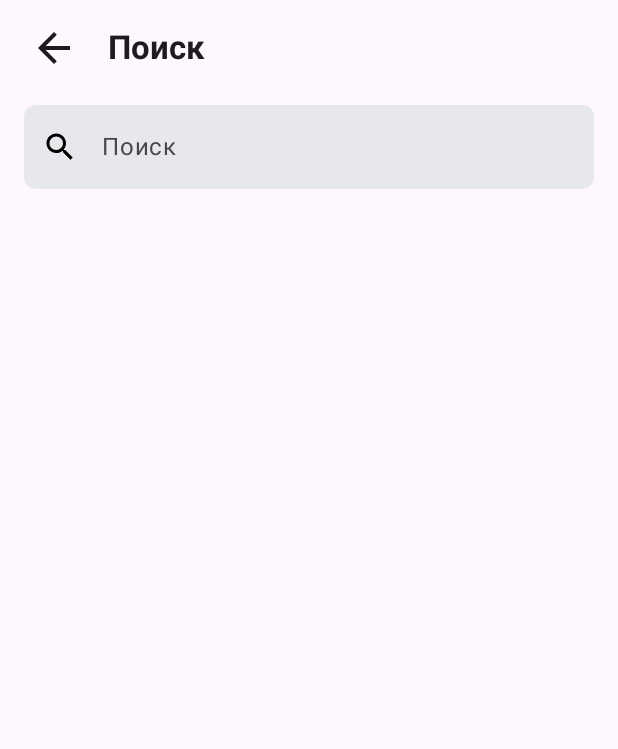
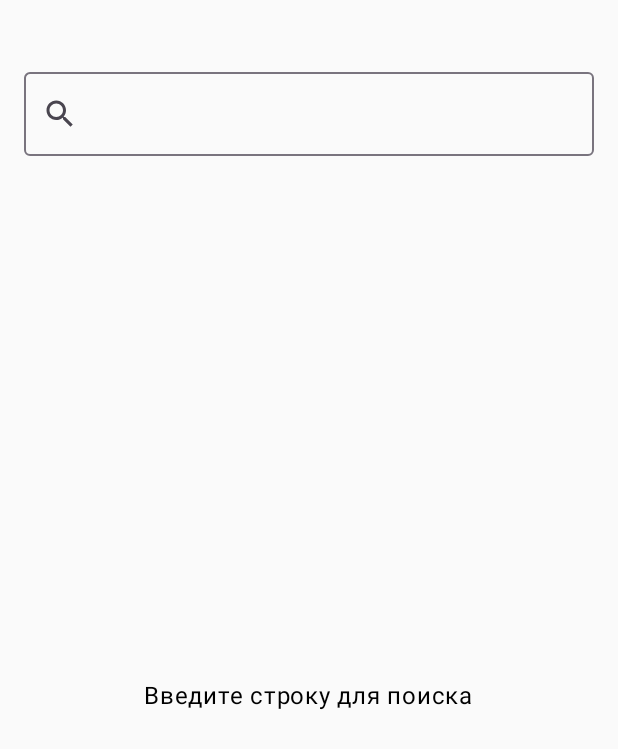
Before and after one commit to LangodXXL/playlist-maker, an Android app built with Jetpack Compose: the screen it shows after launch (MainActivity), after a tap on "Поиск", on a phone screen of 412 x 824 dp. Shown: the top 749 px of the screen. Run offline under Robolectric (Android 15) with nearby library versions, the phone set to English and light mode, and no system bars.

Commit message:
added searchScreen

```diff
--- a/app/build.gradle.kts
+++ b/app/build.gradle.kts
@@ -50,6 +50,7 @@ dependencies {
     implementation(libs.androidx.compose.ui.tooling.preview)
     implementation(libs.androidx.compose.material3)
     implementation(libs.androidx.core.ktx.v1160)
+    implementation(libs.androidx.compose.foundation)
     testImplementation(libs.junit)
     implementation(libs.androidx.navigation.compose)
     androidTestImplementation(libs.androidx.junit)
--- a/app/src/main/java/com/solyakov/playlist/NavGraph.kt
+++ b/app/src/main/java/com/solyakov/playlist/NavGraph.kt
@@ -1,12 +1,16 @@
 package com.solyakov.playlist
 
+import androidx.compose.foundation.layout.fillMaxSize
 import androidx.compose.runtime.Composable
+import androidx.compose.ui.Modifier
 import androidx.navigation.NavHostController
 import androidx.navigation.compose.NavHost
 import androidx.navigation.compose.composable
 import com.solyakov.playlist.ui.MainScreen
+import com.solyakov.playlist.ui.MySearchScreen
 import com.solyakov.playlist.ui.SearchScreen
 import com.solyakov.playlist.ui.SettingsScreen
+import com.solyakov.playlist.ui.view_model.SearchViewModel
 
 enum class ScreenRoute(val route: String) {
     Start("start"),
@@ -15,7 +19,8 @@ enum class ScreenRoute(val route: String) {
 }
 
 class PlaylistHost(
-    private val navController: NavHostController
+    private val navController: NavHostController,
+    private val viewModel: SearchViewModel
 ) {
     private fun navigateToSearch() {
         navController.navigate(ScreenRoute.Search.route)
@@ -41,7 +46,10 @@ class PlaylistHost(
                 )
             }
             composable(ScreenRoute.Search.route) {
-                SearchScreen(onClick = { navigateBack() })
+//                MySearchScreen(onClick = { navigateBack() })
+                SearchScreen(
+                    modifier = Modifier.fillMaxSize(),
+                    viewModel = viewModel)
             }
             composable(ScreenRoute.Settings.route) {
                 SettingsScreen(onClick = { navigateBack() })
--- a/app/src/main/java/com/solyakov/playlist/creator/Storage.kt
+++ b/app/src/main/java/com/solyakov/playlist/creator/Storage.kt
@@ -1,6 +1,9 @@
 package com.solyakov.playlist.creator
 
 import com.solyakov.playlist.data.dto.TrackDto
+import com.solyakov.playlist.data.network.RetrofitNetworkClient
+import com.solyakov.playlist.data.network.TracksRepositoryImpl
+import com.solyakov.playlist.domain.api.TracksRepository
 
 class Storage {
     private val listTracks = listOf(
@@ -65,3 +68,10 @@ class Storage {
         return result
     }
 }
+
+
+object Creator {
+    fun getTracksRepository(): TracksRepository {
+        return TracksRepositoryImpl(RetrofitNetworkClient(Storage()))
+    }
+}
--- a/app/src/main/java/com/solyakov/playlist/ui/SearchScreen.kt
+++ b/app/src/main/java/com/solyakov/playlist/ui/SearchScreen.kt
@@ -2,40 +2,55 @@
 
 package com.solyakov.playlist.ui
 
+import androidx.compose.foundation.Image
 import androidx.compose.foundation.background
 import androidx.compose.foundation.clickable
+import androidx.compose.foundation.layout.Arrangement
+import androidx.compose.foundation.layout.Box
 import androidx.compose.foundation.layout.Column
+import androidx.compose.foundation.layout.Row
 import androidx.compose.foundation.layout.fillMaxSize
 import androidx.compose.foundation.layout.fillMaxWidth
 import androidx.compose.foundation.layout.padding
 import androidx.compose.foundation.layout.size
+import androidx.compose.foundation.lazy.LazyColumn
 import androidx.compose.foundation.shape.RoundedCornerShape
 import androidx.compose.material.icons.Icons
 import androidx.compose.material.icons.automirrored.filled.ArrowBack
 import androidx.compose.material.icons.filled.Clear
 import androidx.compose.material.icons.filled.Search
+import androidx.compose.material3.CircularProgressIndicator
 import androidx.compose.material3.ExperimentalMaterial3Api
+import androidx.compose.material3.HorizontalDivider
 import androidx.compose.material3.Icon
 import androidx.compose.material3.MaterialTheme
+import androidx.compose.material3.OutlinedTextField
 import androidx.compose.material3.Text
 import androidx.compose.material3.TextField
 import androidx.compose.material3.TextFieldDefaults
 import androidx.compose.material3.TopAppBar
 import androidx.compose.runtime.Composable
+import androidx.compose.runtime.collectAsState
 import androidx.compose.runtime.getValue
 import androidx.compose.runtime.mutableStateOf
+import androidx.compose.runtime.remember
 import androidx.compose.runtime.saveable.rememberSaveable
 import androidx.compose.runtime.setValue
+import androidx.compose.ui.Alignment
 import androidx.compose.ui.Modifier
 import androidx.compose.ui.graphics.Color
+import androidx.compose.ui.res.painterResource
 import androidx.compose.ui.res.stringResource
 import androidx.compose.ui.text.font.FontWeight
 import androidx.compose.ui.unit.dp
 import com.solyakov.playlist.R
+import com.solyakov.playlist.data.network.Track
+import com.solyakov.playlist.ui.view_model.SearchState
+import com.solyakov.playlist.ui.view_model.SearchViewModel
 
 
 @Composable
-fun SearchScreen(onClick: () -> Unit) {
+fun MySearchScreen(onClick: () -> Unit) {
 
     var inputText by rememberSaveable { mutableStateOf("") }
 
@@ -111,7 +126,100 @@ fun SearchScreen(onClick: () -> Unit) {
             ),
             shape = RoundedCornerShape(size = 8.dp))
     }
+}
 
 
 
+@Composable
+fun TrackListItem(track: Track) {
+    Row(
+        modifier = Modifier.fillMaxWidth(),
+        verticalAlignment = Alignment.CenterVertically,
+        horizontalArrangement = Arrangement.SpaceBetween
+    ) {
+        Image(
+            painter = painterResource(id = R.drawable.vector),
+            contentDescription = "Трек ${track.trackName}"
+        )
+        Column(
+            modifier = Modifier.weight(1f),
+            horizontalAlignment = Alignment.Start
+        ) {
+            Text(track.trackName, fontWeight = FontWeight.Bold)
+            Text(track.artistName)
+        }
+        Column(
+            modifier = Modifier.weight(1f),
+            horizontalAlignment = Alignment.CenterHorizontally
+        ) {
+            Text(track.trackTime)
+        }
+    }
 }
+
+
+
+
+@Composable
+fun SearchScreen(
+    modifier: Modifier,
+    viewModel: SearchViewModel
+) {
+    val screenState by viewModel.searchScreenState.collectAsState()
+    var text by remember { mutableStateOf("") }
+    Column(
+        modifier = Modifier
+            .padding(top = 48.dp, start = 16.dp, end = 16.dp)
+            .fillMaxWidth(),
+    ) {
+        OutlinedTextField(
+            value = text,
+            onValueChange = {
+                text = it
+            },
+            leadingIcon = {
+                Icon(
+                    modifier = Modifier.clickable {
+                        viewModel.search(text)
+                    },
+                    imageVector = Icons.Filled.Search,
+                    contentDescription = "Search Icon"
+                )
+            },
+            modifier = Modifier.fillMaxWidth()
+        )
+
+        when (screenState) {
+            is SearchState.Initial -> {
+                Box(modifier = modifier.fillMaxSize(), contentAlignment = Alignment.Center) {
+                    Text("Введите строку для поиска")
+                }
+            }
+
+            is SearchState.Searching -> {
+                Box(modifier = modifier.fillMaxSize(), contentAlignment = Alignment.Center) {
+                    CircularProgressIndicator()
+                }
+            }
+
+            is SearchState.Success -> {
+                val tracks = (screenState as SearchState.Success).foundList
+                LazyColumn(
+                    modifier = modifier.fillMaxSize()
+                ) {
+                    items(tracks.size) { index ->
+                        TrackListItem(track = tracks[index])
+                        HorizontalDivider(thickness = 0.5.dp)
+                    }
+                }
+            }
+
+            is SearchState.Fail -> {
+                val error = (screenState as SearchState.Fail).error
+                Box(modifier = modifier.fillMaxSize(), contentAlignment = Alignment.Center) {
+                    Text("Ошибка: $error", color = Color.Red)
+                }
+            }
+        }
+    }
+}
--- a/app/src/main/java/com/solyakov/playlist/ui/activity/MainActivity.kt
+++ b/app/src/main/java/com/solyakov/playlist/ui/activity/MainActivity.kt
@@ -4,18 +4,23 @@ import android.os.Bundle
 import androidx.activity.ComponentActivity
 import androidx.activity.compose.setContent
 import androidx.activity.enableEdgeToEdge
+import androidx.activity.viewModels
 import androidx.navigation.compose.rememberNavController
 import com.solyakov.playlist.PlaylistHost
 import com.solyakov.playlist.ui.theme.PlaylistTheme
+import com.solyakov.playlist.ui.view_model.SearchViewModel
 
 class MainActivity : ComponentActivity() {
+    private val searchViewModel by viewModels<SearchViewModel>{
+        SearchViewModel.getViewModelFactory()
+    }
     override fun onCreate(savedInstanceState: Bundle?) {
         super.onCreate(savedInstanceState)
         enableEdgeToEdge()
         setContent {
             PlaylistTheme {
                 val navController = rememberNavController()
-                val playlistHost = PlaylistHost(navController)
+                val playlistHost = PlaylistHost(navController, searchViewModel)
                 playlistHost.NavGraph()
             }
         }
--- a/app/src/main/java/com/solyakov/playlist/ui/activity/SeacrhActivity.kt
+++ b/app/src/main/java/com/solyakov/playlist/ui/activity/SeacrhActivity.kt
@@ -4,7 +4,7 @@ import android.os.Bundle
 import androidx.activity.ComponentActivity
 import androidx.activity.compose.setContent
 import androidx.activity.enableEdgeToEdge
-import com.solyakov.playlist.ui.SearchScreen
+import com.solyakov.playlist.ui.MySearchScreen
 import com.solyakov.playlist.ui.theme.PlaylistTheme
 
 class SeacrhActivity: ComponentActivity() {
@@ -14,7 +14,7 @@ class SeacrhActivity: ComponentActivity() {
         enableEdgeToEdge()
         setContent {
             PlaylistTheme {
-                SearchScreen({})
+                MySearchScreen({})
             }
         }
     }
--- /dev/null
+++ b/app/src/main/java/com/solyakov/playlist/ui/view_model/SearchViewModel.kt
@@ -0,0 +1,51 @@
+package com.solyakov.playlist.ui.view_model
+
+import androidx.lifecycle.ViewModel
+import androidx.lifecycle.ViewModelProvider
+import androidx.lifecycle.viewModelScope
+import com.solyakov.playlist.creator.Creator
+import com.solyakov.playlist.data.network.Track
+import com.solyakov.playlist.domain.api.TracksRepository
+import kotlinx.coroutines.Dispatchers
+import kotlinx.coroutines.flow.MutableStateFlow
+import kotlinx.coroutines.flow.asStateFlow
+import kotlinx.coroutines.flow.update
+import kotlinx.coroutines.launch
+import java.io.IOException
+
+sealed class SearchState {
+    object Initial: SearchState() // Первоначальное cостояние экрана
+    object Searching: SearchState() // Cостояние экрана при начале поиска
+    data class Success(val foundList: List<Track>): SearchState() // Cостояние экрана при успешном завершении поиска
+    data class Fail(val error: String): SearchState() // Cостояние экрана, если при запросе к серверу произошла ошибка
+}
+
+class SearchViewModel(
+    private val tracksRepository: TracksRepository
+) : ViewModel() {
+    private val _searchScreenState = MutableStateFlow<SearchState>(SearchState.Initial)
+    val searchScreenState  = _searchScreenState.asStateFlow()
+
+    fun search(whatSearch: String){
+        viewModelScope.launch(Dispatchers.IO) {
+            try {
+                _searchScreenState.update { SearchState.Searching }
+                val list = tracksRepository.searchTracks(expression = whatSearch)
+                _searchScreenState.update { SearchState.Success(foundList = list) }
+            } catch (e: IOException){
+                _searchScreenState.update { SearchState.Fail(e.message.toString()) }
+            }
+        }
+    }
+
+
+    companion object {
+        fun getViewModelFactory(): ViewModelProvider.Factory =
+            object : ViewModelProvider.Factory {
+                @Suppress("UNCHECKED_CAST")
+                override fun <T : ViewModel> create(modelClass: Class<T>): T {
+                    return SearchViewModel(Creator.getTracksRepository()) as T
+                }
+            }
+    }
+}
--- a/gradle/libs.versions.toml
+++ b/gradle/libs.versions.toml
@@ -10,6 +10,7 @@ lifecycleRuntimeKtx = "2.9.4"
 activityCompose = "1.11.0"
 composeBom = "2024.09.00"
 navigationCompose = "2.9.0"
+foundation = "1.10.0"
 
 [libraries]
 androidx-core-ktx = { group = "androidx.core", name = "core-ktx", version.ref = "coreKtx" }
@@ -28,6 +29,7 @@ androidx-compose-ui-tooling-preview = { group = "androidx.compose.ui", name = "u
 androidx-compose-ui-test-manifest = { group = "androidx.compose.ui", name = "ui-test-manifest" }
 androidx-compose-ui-test-junit4 = { group = "androidx.compose.ui", name = "ui-test-junit4" }
 androidx-compose-material3 = { group = "androidx.compose.material3", name = "material3" }
+androidx-compose-foundation = { group = "androidx.compose.foundation", name = "foundation", version.ref = "foundation" }
 
 [plugins]
 android-application = { id = "com.android.application", version.ref = "agp" }
```
